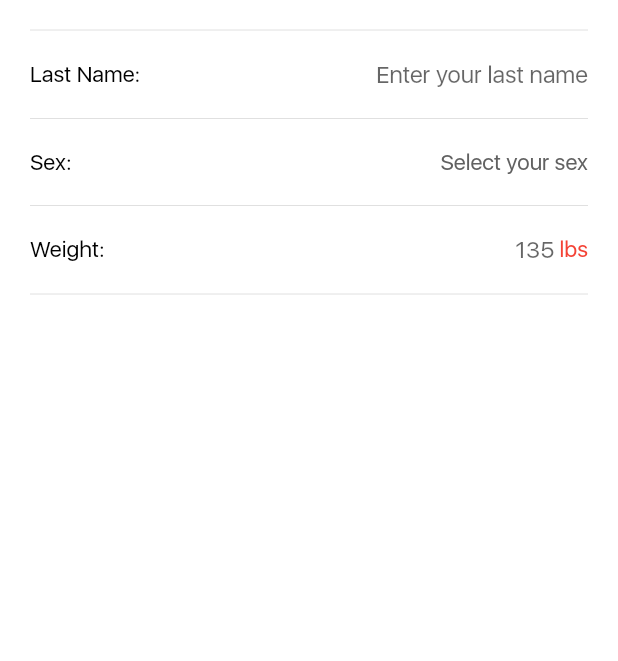
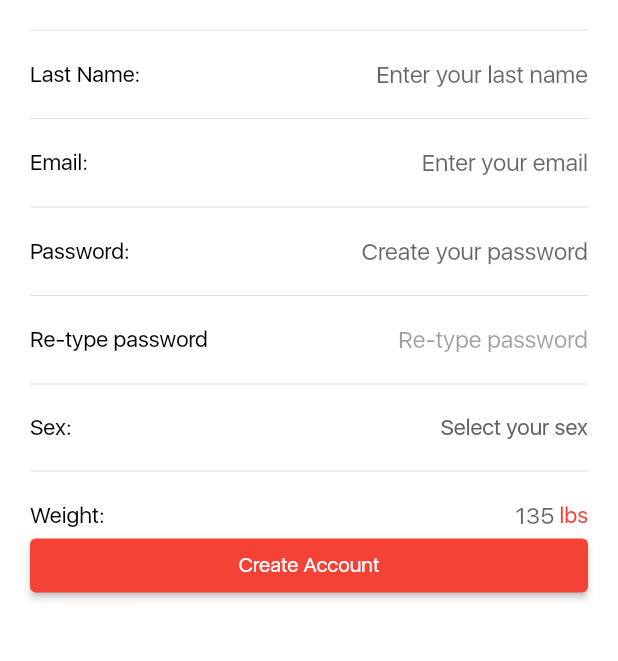
Before and after one commit to TrevorHuval/Mog, a Flutter app: the CreateAccount screen opened directly, on a phone screen of 412 x 824 dp, the part 213-874 px from its top. Run offline on Flutter 3.47's test engine with Material 2 defaults, Android fonts, the phone set to English and light mode, and no system bars; our stand-ins replace cloud_firestore, convex_bottom_bar, firebase_auth, firebase_core, fl_chart, percent_indicator and 1 more; missing offline and left inert: cloud_firestore_web, firebase_auth_web, firebase_core_web, firebase_database_web; accounts and stored records are empty; project files that could hold a hidden picture were left out.

```diff
--- a/lib/screens/create_account.dart
+++ b/lib/screens/create_account.dart
@@ -1,3 +1,4 @@
+import 'package:firebase_auth/firebase_auth.dart';
 import 'package:flutter/cupertino.dart';
 import 'package:flutter/material.dart';
 import 'package:flutter/painting.dart';
@@ -14,10 +15,42 @@ class _CreateAccount extends State<CreateAccount> {
   final GlobalKey<FormFieldState<String>> _passwordFieldKey =
       GlobalKey<FormFieldState<String>>();
 
+  FirebaseAuth auth = FirebaseAuth.instance;
+
+  String email = "";
+  String password = "";
+
+  void signUpAction() async {
+    try {
+      UserCredential userCredential = await FirebaseAuth.instance.createUserWithEmailAndPassword(
+        email: email,
+        password: password
+      );
+    } on FirebaseAuthException catch (e) {
+      if (e.code == 'weak-password') {
+        print('The password provided is too weak.');
+      } else if (e.code == 'email-already-in-use') {
+        print('The account already exists for that email.');
+      }
+    } catch (e) {
+      print(e);
+    }
+  }
+
+
+
   static const userSex = <String>[
     'Male',
     'Female',
   ];
+
+  void _setSexSelection(String selectedSex) {
+    Navigator.pop(context);
+    setState(() {
+      sex = selectedSex;
+    });
+  }
+
   final List<DropdownMenuItem<String>> _dropDownMenuItems = userSex
       .map(
         (String value) => DropdownMenuItem<String>(
@@ -29,8 +62,8 @@ class _CreateAccount extends State<CreateAccount> {
 
   String? _firstName;
   String? _lastName;
-  String? _email;
-  String? _password;
+  //String? _email;
+  //String? _password;
   String sex = "Select your sex";
   String? _weight;
   String? _height;
@@ -82,7 +115,7 @@ class _CreateAccount extends State<CreateAccount> {
                   ],
                 ),
               ),
-              const SizedBox(height: 50),
+              SizedBox(height: 50),
               Padding(
                   padding: const EdgeInsets.symmetric(horizontal: 20),
                   child: Container(
@@ -96,7 +129,8 @@ class _CreateAccount extends State<CreateAccount> {
                           children: const [
                             Text(
                               "First Name:",
-                            style: TextStyle(fontSize: 15, color: Colors.black),
+                              style:
+                                  TextStyle(fontSize: 15, color: Colors.black),
                             ),
                             SizedBox(
                               width: 200,
@@ -116,7 +150,8 @@ class _CreateAccount extends State<CreateAccount> {
                           children: const [
                             Text(
                               "Last Name:",
-                            style: TextStyle(fontSize: 15, color: Colors.black),
+                              style:
+                                  TextStyle(fontSize: 15, color: Colors.black),
                             ),
                             SizedBox(
                               width: 200,
@@ -134,14 +169,88 @@ class _CreateAccount extends State<CreateAccount> {
                         Row(
                           mainAxisAlignment: MainAxisAlignment.spaceBetween,
                           children: [
+                            Text(
+                              "Email:",
+                              style:
+                                  TextStyle(fontSize: 15, color: Colors.black),
+                            ),
+                            SizedBox(
+                              width: 200,
+                              child: TextFormField(
+                                textAlign: TextAlign.end,
+                                style: TextStyle(color: Colors.red),
+                                maxLines: 1,
+                                decoration: const InputDecoration.collapsed(
+                                    hintText: 'Enter your email'),
+                                onChanged: (val) {
+                                  setState(() {
+                                    email = val;
+                                  });
+                                },
+                              ),
+
+                            ),
+                          ],
+                        ),
+                        const Divider(height: 40),
+                        Row(
+                          mainAxisAlignment: MainAxisAlignment.spaceBetween,
+                          children: [
+                            const Text(
+                              "Password:",
+                              style:
+                                  TextStyle(fontSize: 15, color: Colors.black),
+                            ),
+                            SizedBox(
+                              width: 200,
+                              child: PasswordField(
+                                fieldKey: _passwordFieldKey,
+                                onFieldSubmitted: (String value) {
+                                  setState(() {
+                                    this.password = value;
+                                  });
+                                },
+                              ),
+                            ),
+                          ],
+                        ),
+                        const Divider(height: 40),
+                        Row(
+                          mainAxisAlignment: MainAxisAlignment.spaceBetween,
+                          children: [
+                            const Text(
+                              "Re-type password",
+                              style:
+                                  TextStyle(fontSize: 15, color: Colors.black),
+                            ),
+                            SizedBox(
+                              width: 200,
+                              child: TextFormField(
+                                enabled: this.password != null &&
+                                    this.password.isNotEmpty,
+                                textAlign: TextAlign.end,
+                                decoration: const InputDecoration.collapsed(
+                                  hintText: "Re-type password",
+                                ),
+                                obscureText: true,
+                              ),
+                            ),
+                          ],
+                        ),
+                        const Divider(height: 40),
+                        Row(
+                          mainAxisAlignment: MainAxisAlignment.spaceBetween,
+                          children: [
                             const Text(
                               "Sex:",
-                            style: TextStyle(fontSize: 15, color: Colors.black),
+                              style:
+                                  TextStyle(fontSize: 15, color: Colors.black),
                             ),
                             GestureDetector(
                               child: Text(sex,
                                   style: TextStyle(
-                                    fontSize: 15, color: Colors.grey.shade700)),
+                                      fontSize: 15,
+                                      color: Colors.grey.shade700)),
                               onTap: () {
                                 showModalBottomSheet(
                                 shape: new RoundedRectangleBorder(
@@ -152,9 +261,9 @@ class _CreateAccount extends State<CreateAccount> {
                                   return Container(
                                     decoration: BoxDecoration(
                                         color: Theme.of(context).canvasColor,
-                                        borderRadius: const BorderRadius.only(
-                                          topLeft: Radius.circular(20),
-                                          topRight: Radius.circular(20),
+                                        borderRadius: BorderRadius.only(
+                                          topLeft: const Radius.circular(20),
+                                          topRight: const Radius.circular(20),
                                         )),
                                     child: Column(
                                       mainAxisSize: MainAxisSize.min,
@@ -175,6 +284,7 @@ class _CreateAccount extends State<CreateAccount> {
                                   );
                                 },
                               );
+                                ;
                               },
                             )
                           ],
@@ -185,14 +295,15 @@ class _CreateAccount extends State<CreateAccount> {
                           children: [
                             const Text(
                               "Weight:",
-                            style: TextStyle(fontSize: 15, color: Colors.black),
+                              style:
+                                  TextStyle(fontSize: 15, color: Colors.black),
                             ),
                             Row(
                               children: [
                                 SizedBox(
                                   width: 200,
                                   child: TextField(
-                                  keyboardType: TextInputType.number,
+                                    keyboardType: TextInputType.phone,
                                     textAlign: TextAlign.end,
                                     style: const TextStyle(color: Colors.red),
                                     maxLines: 1,
@@ -203,20 +314,21 @@ class _CreateAccount extends State<CreateAccount> {
                                         hintText: '135'),
                                   ),
                                 ),
-                              const Text(
-                                " lbs",
-                                style:
-                                    TextStyle(fontSize: 15, color: Colors.red),
-                              )
+                                const Text(" lbs",
+                                    style: TextStyle(
+                                        fontSize: 15, color: Colors.red))
                               ],
                             ),
                           ],
                         ),
-                      const Divider(height: 40),
+                        ElevatedButton(
+                          child: const Text("Create Account"),
+                          onPressed: () async => {
+                            signUpAction()
+                          })
                       ],
                     ),
-                ),
-              ),
+                  )),
             ],
           ),
         ),
@@ -224,10 +336,59 @@ class _CreateAccount extends State<CreateAccount> {
     );
   }
 
-  void _setSexSelection(String selectedSex) {
-    Navigator.pop(context);
-    setState(() {
-      sex = selectedSex;
+}
+
+
+
+class PasswordField extends StatefulWidget {
+  const PasswordField({
+    this.fieldKey,
+    this.hintText,
+    this.labelText,
+    this.helperText,
+    this.onSaved,
+    this.validator,
+    this.onFieldSubmitted,
   });
+
+  final Key? fieldKey;
+  final String? hintText;
+  final String? labelText;
+  final String? helperText;
+  final FormFieldSetter<String>? onSaved;
+  final FormFieldValidator<String>? validator;
+  final ValueChanged<String>? onFieldSubmitted;
+
+  @override
+  _PasswordFieldState createState() => _PasswordFieldState();
+}
+
+class _PasswordFieldState extends State<PasswordField> {
+  bool _obscureText = true;
+
+  @override
+  Widget build(BuildContext context) {
+    return TextFormField(
+      key: widget.fieldKey,
+      obscureText: _obscureText,
+      onSaved: widget.onSaved,
+      textAlign: TextAlign.end,
+      validator: widget.validator,
+      onFieldSubmitted: widget.onFieldSubmitted,
+      decoration: InputDecoration.collapsed(
+        //filled: true,
+
+        border: InputBorder.none,
+        hintText: "Create your password",
+        //suffixIcon: GestureDetector(
+        //  onTap: () {
+        //    setState(() {
+        //      _obscureText = !_obscureText;
+        //    });
+        //  },
+        //  child: Icon(_obscureText ? Icons.visibility : Icons.visibility_off),
+        //),
+      ),
+    );
   }
 }
```
Lines whose indentation alone changed are shown as unchanged.
